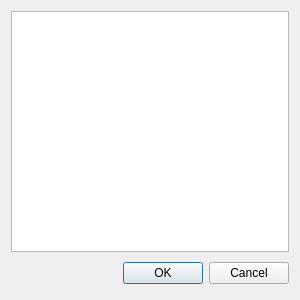
Qt form controllersetup.ui (adecarolis/wfweb) before a commit.
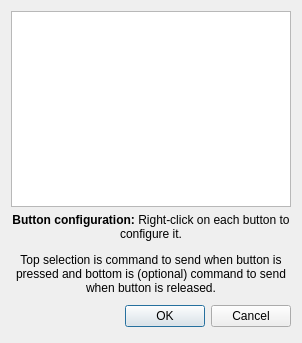
The same form after that commit.

Commit message: Add Help text to usbControllerSetup

The edit to the form file:
```diff
--- a/controllersetup.ui
+++ b/controllersetup.ui
@@ -6,8 +6,8 @@
    <rect>
     <x>0</x>
     <y>0</y>
-    <width>300</width>
-    <height>300</height>
+    <width>302</width>
+    <height>343</height>
    </rect>
   </property>
   <property name="windowTitle">
@@ -22,6 +22,23 @@
     </layout>
    </item>
    <item row="1" column="0">
+    <layout class="QHBoxLayout" name="horizontalLayout">
+     <item>
+      <widget class="QLabel" name="label">
+       <property name="text">
+        <string>&lt;html&gt;&lt;head/&gt;&lt;body&gt;&lt;p align=&quot;center&quot;&gt;&lt;span style=&quot; font-weight:700;&quot;&gt;Button configuration: &lt;/span&gt;Right-click on each button to configure it.&lt;/p&gt;&lt;p align=&quot;center&quot;&gt;Top selection is command to send when button is pressed and bottom is (optional) command to send when button is released.&lt;/p&gt;&lt;/body&gt;&lt;/html&gt;</string>
+       </property>
+       <property name="alignment">
+        <set>Qt::AlignCenter</set>
+       </property>
+       <property name="wordWrap">
+        <bool>true</bool>
+       </property>
+      </widget>
+     </item>
+    </layout>
+   </item>
+   <item row="3" column="0">
     <layout class="QHBoxLayout">
      <property name="spacing">
       <number>6</number>
```
